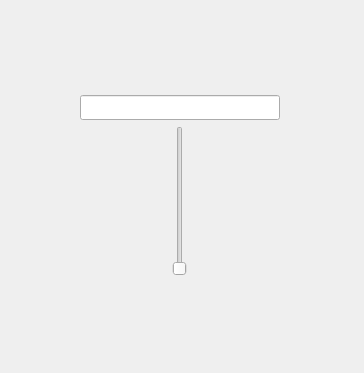
First picture: the form in horametre.ui, repository raffael-daltoe/Projet_Horametre, before the edit.
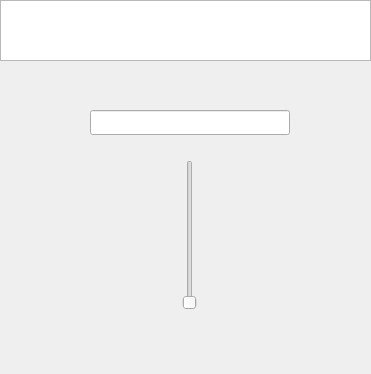
Second picture: the form after the edit.

```diff
--- a/horametre.ui
+++ b/horametre.ui
@@ -6,27 +6,41 @@
    <rect>
     <x>0</x>
     <y>0</y>
-    <width>364</width>
-    <height>373</height>
+    <width>371</width>
+    <height>374</height>
    </rect>
   </property>
   <property name="windowTitle">
    <string>Horametre</string>
   </property>
-  <widget class="QWidget" name="verticalLayoutWidget">
+  <widget class="QSlider" name="curseurVertical">
    <property name="geometry">
     <rect>
-     <x>0</x>
-     <y>0</y>
-     <width>361</width>
-     <height>371</height>
+     <x>90</x>
+     <y>160</y>
+     <width>200</width>
+     <height>150</height>
     </rect>
    </property>
-   <layout class="QVBoxLayout" name="verticalLayout">
-    <item>
-     <layout class="QGridLayout" name="gridLayout">
-      <item row="0" column="0">
+   <property name="maximumSize">
+    <size>
+     <width>200</width>
+     <height>150</height>
+    </size>
+   </property>
+   <property name="orientation">
+    <enum>Qt::Vertical</enum>
+   </property>
+  </widget>
        <widget class="QLineEdit" name="affichage">
+   <property name="geometry">
+    <rect>
+     <x>90</x>
+     <y>110</y>
+     <width>200</width>
+     <height>25</height>
+    </rect>
+   </property>
         <property name="maximumSize">
          <size>
           <width>200</width>
@@ -46,23 +60,15 @@
          <enum>Qt::RightToLeft</enum>
         </property>
        </widget>
-      </item>
-      <item row="1" column="0">
-       <widget class="QSlider" name="curseurVertical">
-        <property name="maximumSize">
-         <size>
-          <width>200</width>
-          <height>150</height>
-         </size>
-        </property>
-        <property name="orientation">
-         <enum>Qt::Vertical</enum>
-        </property>
-       </widget>
-      </item>
-     </layout>
-    </item>
-   </layout>
+  <widget class="QGraphicsView" name="graphicsView">
+   <property name="geometry">
+    <rect>
+     <x>0</x>
+     <y>0</y>
+     <width>371</width>
+     <height>61</height>
+    </rect>
+   </property>
   </widget>
  </widget>
  <resources/>
```
Lines whose indentation alone changed are shown as unchanged.
